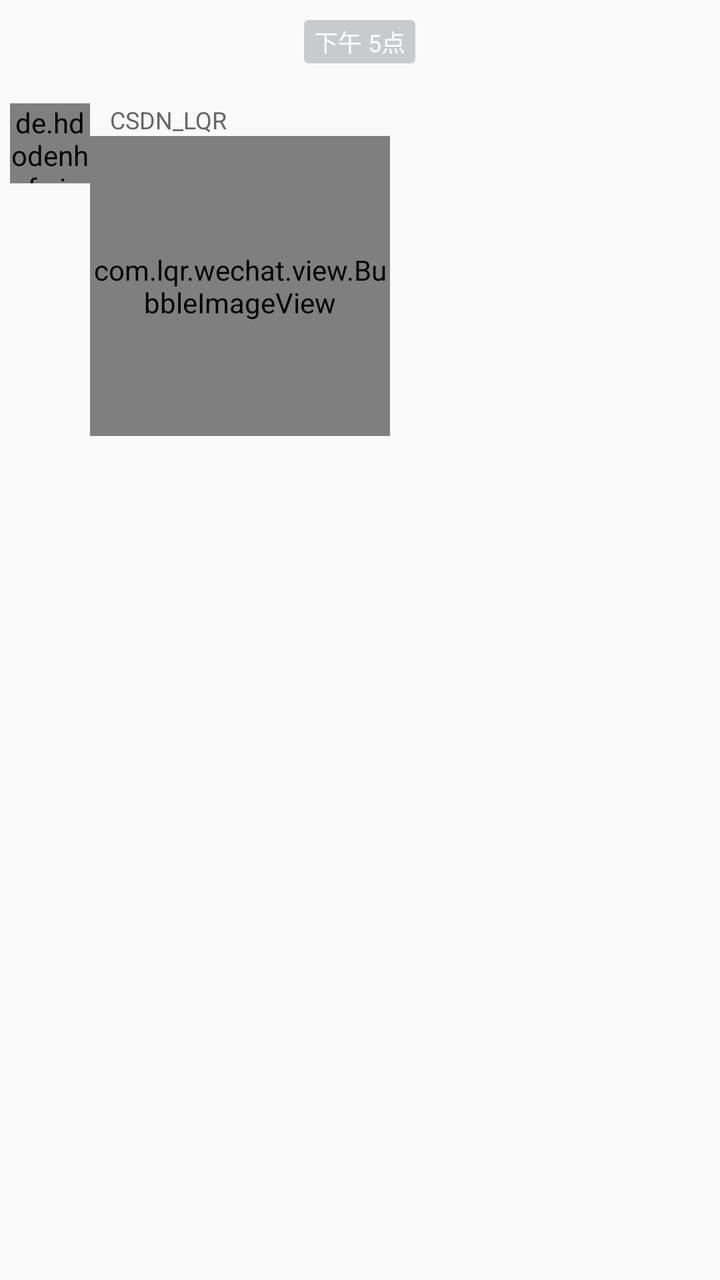
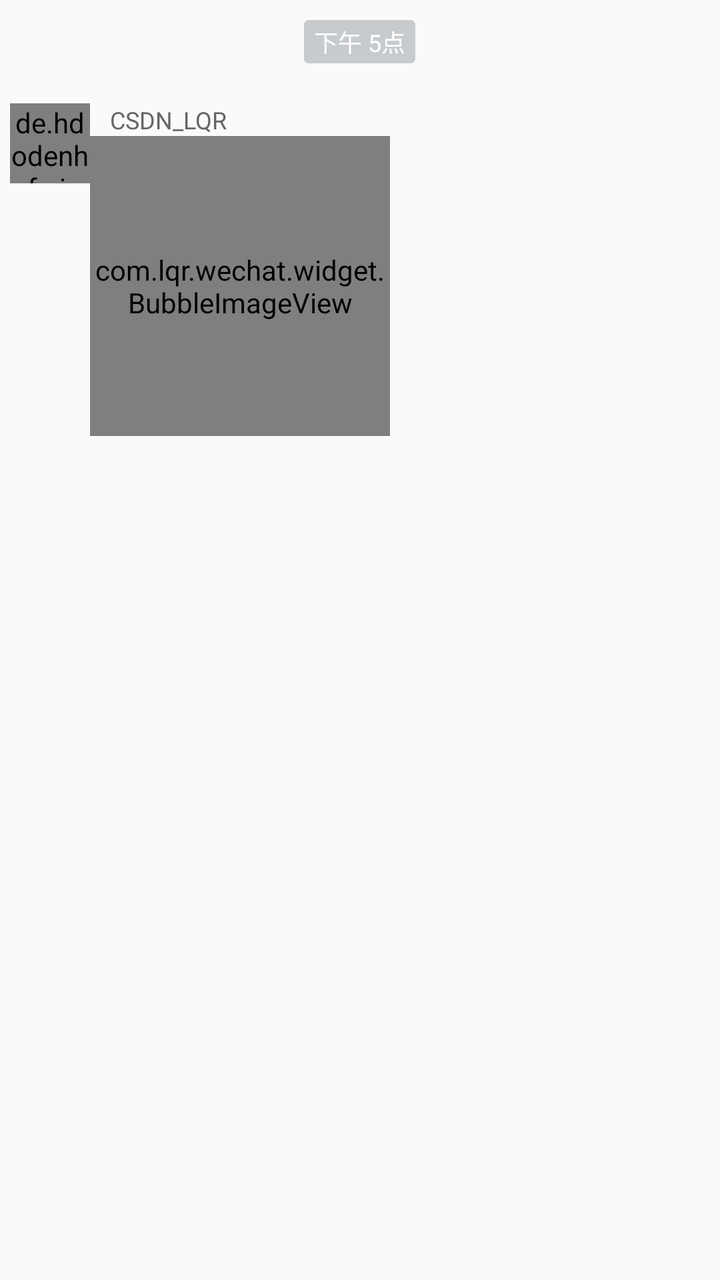

Before-and-after screenshots of an Android layout around one commit, followed by the original layout XML and the change that was made.
<!-- AndroidManifest.xml: application theme AppTheme -->
<!-- res/layout/item_video_receive.xml -->
<?xml version="1.0" encoding="utf-8"?>
<LinearLayout xmlns:android="http://schemas.android.com/apk/res/android"
              xmlns:app="http://schemas.android.com/apk/res-auto"
              android:layout_width="match_parent"
              android:layout_height="match_parent"
              android:orientation="vertical">

    

    <TextView
        android:id="@+id/tvTime"
        android:layout_width="wrap_content"
        android:layout_height="wrap_content"
        android:layout_gravity="center_horizontal"
        android:layout_margin="10dp"
        android:background="@drawable/shape_notification_bg"
        android:gravity="center"
        android:paddingBottom="2dp"
        android:paddingLeft="5dp"
        android:paddingRight="5dp"
        android:paddingTop="2dp"
        android:text="下午 5点"
        android:textColor="#fff"
        android:textSize="12sp"/>

    <LinearLayout
        android:layout_width="wrap_content"
        android:layout_height="wrap_content"
        android:layout_gravity="left"
        android:orientation="horizontal"
        android:paddingBottom="20dp"
        android:paddingLeft="5dp"
        android:paddingRight="5dp"
        android:paddingTop="10dp">

        

        <de.hdodenhof.circleimageview.CircleImageView
            android:id="@+id/ivAvatar"
            android:layout_width="40dp"
            android:layout_height="40dp"
            android:focusable="false"
            android:focusableInTouchMode="false"
            android:src="@mipmap/default_header"/>

        <LinearLayout
            android:layout_width="wrap_content"
            android:layout_height="wrap_content"
            android:orientation="vertical">

            
            <TextView
                android:id="@+id/tvName"
                android:layout_width="wrap_content"
                android:layout_height="wrap_content"
                android:layout_marginLeft="10dp"
                android:text="CSDN_LQR"
                android:textColor="#666666"
                android:textSize="12sp"
                android:visibility="visible"/>

            <RelativeLayout
                android:layout_width="wrap_content"
                android:layout_height="wrap_content"
                >

                <com.lqr.wechat.view.BubbleImageView
                    android:id="@+id/bivPic"
                    android:layout_width="150dp"
                    android:layout_height="150dp"
                    android:adjustViewBounds="true"
                    android:minWidth="80dp"
                    android:scaleType="fitCenter"
                    android:src="@mipmap/dialog_toast_bg"
                    app:bubble_angle="10dp"
                    app:bubble_arrowHeight="10dp"
                    app:bubble_arrowLocation="left"
                    app:bubble_arrowOffset="-5dp"
                    app:bubble_arrowTop="20dp"
                    app:bubble_arrowWidth="8dp"
                    app:bubble_showShadow="false"
                    app:bubble_showText="false"
                    />

                <com.lqr.wechat.view.CircularProgressBar
                    android:id="@+id/cpbLoading"
                    android:layout_width="30dp"
                    android:layout_height="30dp"
                    android:layout_centerVertical="true"
                    android:layout_marginLeft="45dp"
                    android:visibility="gone"
                    />

                <ImageView
                    android:id="@+id/ivPlay"
                    android:layout_width="30dp"
                    android:layout_height="30dp"
                    android:layout_centerInParent="true"
                    android:layout_marginLeft="45dp"
                    android:src="@mipmap/img_video_play_session"
                    android:visibility="gone"/>

            </RelativeLayout>

        </LinearLayout>

        <LinearLayout
            android:id="@+id/llError"
            android:layout_width="wrap_content"
            android:layout_height="wrap_content"
            android:layout_gravity="center"
            android:visibility="gone">

            <de.hdodenhof.circleimageview.CircleImageView
                android:id="@+id/ivError"
                android:layout_width="20dp"
                android:layout_height="20dp"
                android:layout_gravity="center"
                android:layout_margin="5dp"
                android:src="@mipmap/img_error"/>

            <TextView
                android:id="@+id/tvRetry"
                android:layout_width="wrap_content"
                android:layout_height="wrap_content"
                android:layout_gravity="center"
                android:text="重试"/>

        </LinearLayout>

    </LinearLayout>

</LinearLayout>
<!-- resources referenced by this layout -->
<resources>
  <!-- drawable shape_notification_bg (drawable) -->
  <?xml version="1.0" encoding="UTF-8"?>
  <shape xmlns:android="http://schemas.android.com/apk/res/android">
      <solid android:color="#C8CBCE" />
      <corners android:radius="2dip"/>
      <stroke
          android:width="0.5dip"
          android:color="#C8CBCE" />
  </shape>
  <!-- mipmap default_header: jpg bitmap (mipmap-hdpi, 49500 bytes) -->
  <!-- mipmap dialog_toast_bg: png bitmap (mipmap-xxhdpi, 1884 bytes) -->
  <!-- mipmap img_error: png bitmap (mipmap-hdpi, 820 bytes) -->
  <!-- mipmap img_video_play_session: png bitmap (mipmap-hdpi, 1190 bytes) -->
  <style name="AppTheme" parent="Theme.AppCompat.Light">
          
          <item name="colorPrimary">@color/colorPrimary</item>
          <item name="colorPrimaryDark">@color/colorPrimarydark</item>
          <item name="colorAccent">@color/coloraccent</item>
          
          <item name="windowNoTitle">true</item>
          <item name="windowActionBar">false</item>
          
          <item name="android:windowAnimationStyle">@style/activityAnimation</item>
      </style>
  <color name="colorPrimary">#393A3F</color>
  <color name="colorPrimarydark">#303135</color>
  <color name="coloraccent">#7e7e7e</color>
  <style name="activityAnimation" parent="@android:style/Animation">
          <item name="android:activityOpenEnterAnimation">@anim/slide_right_in</item>
          <item name="android:activityOpenExitAnimation">@anim/slide_left_out</item>
          <item name="android:activityCloseEnterAnimation">@anim/slide_left_in</item>
          <item name="android:activityCloseExitAnimation">@anim/slide_right_out</item>
      </style>
</resources>

<!-- the commit's change to res/layout/item_video_receive.xml (unified diff, before → after) -->
@@ -64,7 +64,7 @@
                 android:layout_height="wrap_content"
                 >
 
-                <com.lqr.wechat.view.BubbleImageView
+                <com.lqr.wechat.widget.BubbleImageView
                     android:id="@+id/bivPic"
                     android:layout_width="150dp"
                     android:layout_height="150dp"
@@ -82,7 +82,7 @@
                     app:bubble_showText="false"
                     />
 
-                <com.lqr.wechat.view.CircularProgressBar
+                <com.lqr.wechat.widget.CircularProgressBar
                     android:id="@+id/cpbLoading"
                     android:layout_width="30dp"
                     android:layout_height="30dp"
<!-- resource entries referenced after the edit -->
@@ -13,20 +13,17 @@
   <!-- mipmap dialog_toast_bg: png bitmap (mipmap-xxhdpi, 1884 bytes) -->
   <!-- mipmap img_error: png bitmap (mipmap-hdpi, 820 bytes) -->
   <!-- mipmap img_video_play_session: png bitmap (mipmap-hdpi, 1190 bytes) -->
-  <style name="AppTheme" parent="Theme.AppCompat.Light">
+  <style name="AppTheme" parent="Theme.AppCompat.Light.NoActionBar">
           
           <item name="colorPrimary">@color/colorPrimary</item>
-          <item name="colorPrimaryDark">@color/colorPrimarydark</item>
-          <item name="colorAccent">@color/coloraccent</item>
-          
-          <item name="windowNoTitle">true</item>
-          <item name="windowActionBar">false</item>
+          <item name="colorPrimaryDark">@color/colorPrimaryDark</item>
+          <item name="colorAccent">@color/colorAccent</item>
           
           <item name="android:windowAnimationStyle">@style/activityAnimation</item>
       </style>
   <color name="colorPrimary">#393A3F</color>
-  <color name="colorPrimarydark">#303135</color>
-  <color name="coloraccent">#7e7e7e</color>
+  <color name="colorPrimaryDark">#303135</color>
+  <color name="colorAccent">#7e7e7e</color>
   <style name="activityAnimation" parent="@android:style/Animation">
           <item name="android:activityOpenEnterAnimation">@anim/slide_right_in</item>
           <item name="android:activityOpenExitAnimation">@anim/slide_left_out</item>
